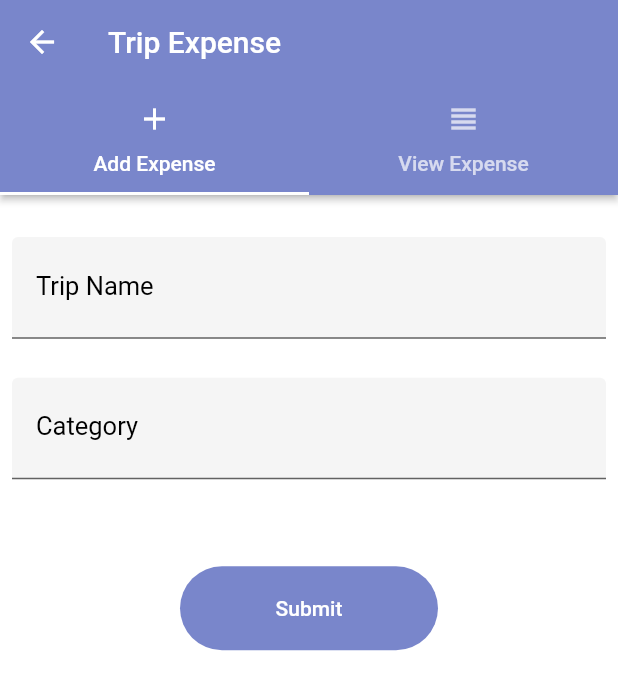
After one commit to farhana-95/Trip_Planner, a Flutter app: the Expense screen opened directly, on a phone screen of 412 x 824 dp. The commit adds this screen. Shown: the top 690 px of the screen. Run offline on Flutter 3.47's test engine with Material 2 defaults, Android fonts, the phone set to English and light mode, and no system bars; our stand-ins replace cloud_firestore, firebase_auth, firebase_core, firebase_storage, flutter_local_notifications, flutter_svg and 5 more; missing offline and left inert: android_alarm_manager_plus, workmanager; accounts and stored records are empty.

Commit message:
marge done

```diff
--- /dev/null
+++ b/lib/Screens/Home/Trips/Expense/add_expense.dart
@@ -0,0 +1,73 @@
+import 'package:flutter/material.dart';
+import 'package:trip_planner/constants.dart';
+
+class AddExpense extends StatefulWidget {
+  const AddExpense({Key? key}) : super(key: key);
+
+  @override
+  State<AddExpense> createState() => _AddExpenseState();
+}
+
+class _AddExpenseState extends State<AddExpense> {
+  final amount=TextEditingController();
+  final expenseCat=TextEditingController();
+  @override
+  Widget build(BuildContext context) {
+    return Scaffold(
+      body: SingleChildScrollView
+        (
+        child: Column(
+          children:<Widget> [
+            SizedBox(height: 20,),
+            Padding(
+              padding: const EdgeInsets.all(8.0),
+              child: TextFormField(
+                controller: amount,
+                keyboardType: TextInputType.name,
+                textInputAction: TextInputAction.next,
+                decoration: const InputDecoration(
+                  border: UnderlineInputBorder(),
+                  labelText: 'Trip Name ',
+                  labelStyle: TextStyle(
+                    fontSize: 17,
+                    color: Colors.black,
+                  ),
+                  hintText: 'Enter Amount',
+                ),
+                onSaved: (amount){
+                },
+              ),
+            ),
+            SizedBox(height: 10,),
+            Padding(
+              padding: const EdgeInsets.all(8.0),
+              child: TextFormField(
+                controller: expenseCat,
+                keyboardType: TextInputType.name,
+                textInputAction: TextInputAction.next,
+                decoration: const InputDecoration(
+                  border: UnderlineInputBorder(),
+                  labelText: 'Category ',
+                  labelStyle: TextStyle(
+                    fontSize: 17,
+                    color: Colors.black,
+                    //fontWeight: FontWeight.bold
+                  ),
+                  hintText: 'Select Category',
+                ),
+                onSaved: (item){},
+              ),
+            ),
+            SizedBox(height: 50,),
+            Padding(
+              padding: const EdgeInsets.symmetric(horizontal: 120),
+              child: ElevatedButton(
+                onPressed: (){},
+              child: Text("Submit"),),
+            )
+          ],
+        ),
+      )
+    );
+  }
+}
--- /dev/null
+++ b/lib/Screens/Home/Trips/Expense/expense.dart
@@ -0,0 +1,42 @@
+import 'package:flutter/material.dart';
+import 'package:trip_planner/Screens/Home/Trips/Expense/add_expense.dart';
+import 'package:trip_planner/Screens/Home/Trips/Expense/view_expense.dart';
+import 'package:trip_planner/constants.dart';
+
+class Expense extends StatefulWidget {
+  const Expense({Key? key}) : super(key: key);
+
+  @override
+  State<Expense> createState() => _ExpenseState();
+}
+
+class _ExpenseState extends State<Expense> {
+
+  @override
+  Widget build(BuildContext context) {
+    return DefaultTabController(
+      length: 2,
+      child: Scaffold(
+        appBar: AppBar(
+          backgroundColor: kPrimaryColor,
+            title: Text("Trip Expense"),
+          elevation: 2,
+          bottom:
+          const TabBar(
+            indicatorColor: Colors.white,
+            tabs: [
+              Tab(text: 'Add Expense',icon: Icon(Icons.add),),
+              Tab(text: 'View Expense',icon: Icon(Icons.view_headline_outlined),)
+            ],
+          ),
+        ),
+        body: const TabBarView(
+          children: <Widget>[
+           AddExpense(),
+            ViewExpense(),
+          ],
+        ),
+      ),
+    );
+  }
+}
--- a/lib/Screens/Home/main_screen.dart
+++ b/lib/Screens/Home/main_screen.dart
@@ -45,7 +45,6 @@ class _MainScreenState extends State<MainScreen> {
 
       bottomNavigationBar: BottomNavigationBar(
           currentIndex: currentIndex,
-          backgroundColor: kPrimaryLightColor,
           items: const [
             BottomNavigationBarItem(
                 icon: Icon(Icons.backpack, color: kPrimaryColor,),
--- a/lib/constants.dart
+++ b/lib/constants.dart
@@ -1,6 +1,7 @@
 import 'package:flutter/material.dart';
 
-const kPrimaryColor = Color(0xFF399BB4);
-const kPrimaryLightColor = Color(0xFFE7F8F8);
+// const kPrimaryColor = Color(0xFF81C784);
+ const kPrimaryColor = Color(0xFF7986CB);
+const kPrimaryLightColor = Color(0xFF5C6BC0);
 
 const double defaultPadding = 16.0;
```
Also changed, not shown: lib/Screens/Home/Trips/Expense/expense_model.dart (added, +30 -0 lines), lib/Screens/Home/Trips/Expense/view_expense.dart (added, +17 -0 lines), lib/Screens/Home/Trips/add_trips.dart (+22 -14 lines), lib/Screens/Home/Trips/show_trip.dart (+60 -26 lines), lib/Screens/Home/place_suggestions/place_list.dart (+11 -13 lines).
